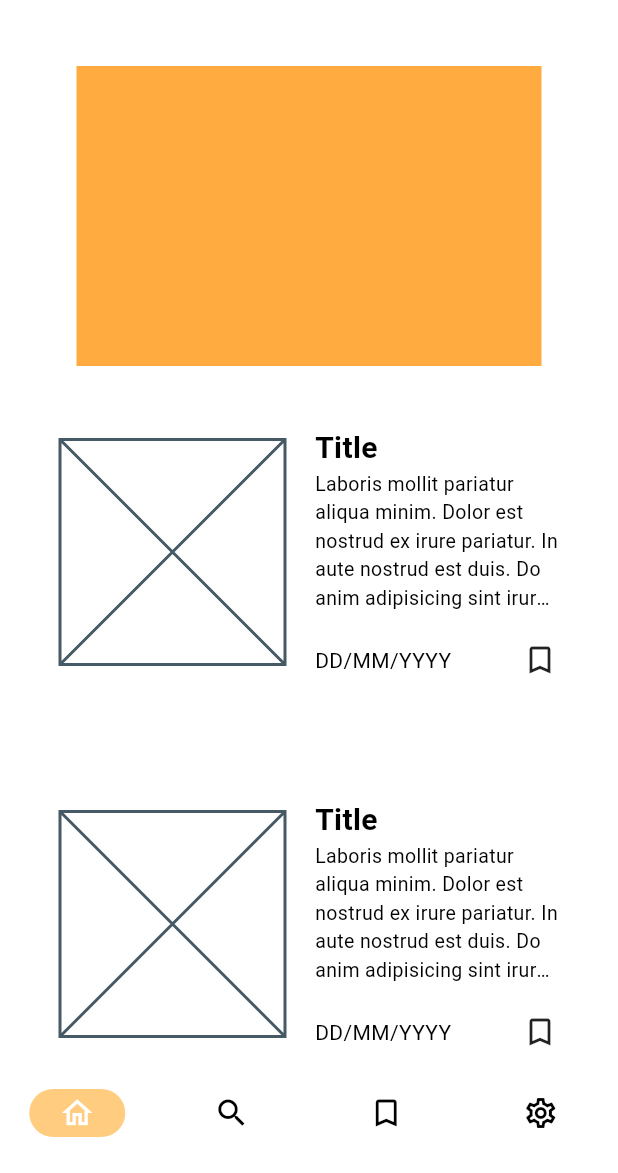
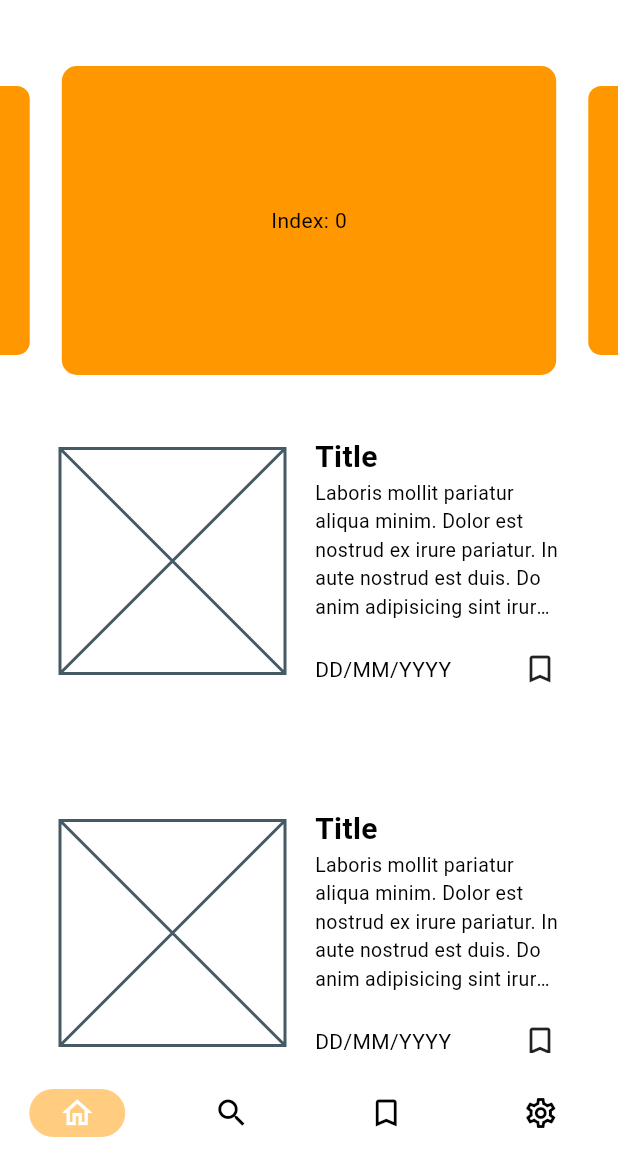
Before and after one commit to santtiagogp/News-Data-App, a Flutter app: the screen it shows after launch, on a phone screen of 412 x 824 dp, the part 63-1236 px from its top. Run offline on Flutter 3.47's test engine with Material 2 defaults, Android fonts, the phone set to English and light mode, and no system bars; drawn by our look-alikes of carousel_slider; our stand-ins replace flutter_bloc.

Commit message:
Carousel functionality added

```diff
--- a/lib/ui/screens/home/home_screen.dart
+++ b/lib/ui/screens/home/home_screen.dart
@@ -1,12 +1,13 @@
 import 'package:flutter/material.dart';
 import 'package:flutter_bloc/flutter_bloc.dart';
-import 'widgets/news_tile.dart';
 
 import '../saved/saved_screen.dart';
 import '../search/search_screen.dart';
 import '../settings/settings_screen.dart';
 import 'cubit/navigation_cubit.dart';
+import 'widgets/home_carousel.dart';
 import 'widgets/home_navbar.dart';
+import 'widgets/news_tile.dart';
 
 class HomeScreen extends StatelessWidget {
   const HomeScreen({super.key});
@@ -55,26 +56,23 @@ class _LastestNews extends StatelessWidget {
 
   @override
   Widget build(BuildContext context) {
+
     return Scaffold(
       appBar: AppBar(
         centerTitle: false,
         title: const Text('News App'),
       ),
 
-      body: SizedBox.expand(
+      body: const SizedBox.expand(
         child: SingleChildScrollView(
           child: Column(
             children: [
 
-              const SizedBox( height: 30, ),
+              SizedBox( height: 30, ),
 
-              Container(
-                width: 310,
-                height: 200,
-                color: Colors.orangeAccent,
-              ),
+              HomeCarousel(),
 
-              const Column(
+              Column(
                 children: [
                   NewsTile(),
                   NewsTile(),
--- /dev/null
+++ b/lib/ui/screens/home/widgets/home_carousel.dart
@@ -0,0 +1,35 @@
+import 'package:carousel_slider/carousel_slider.dart';
+import 'package:flutter/material.dart';
+
+class HomeCarousel extends StatelessWidget {
+  const HomeCarousel({super.key});
+
+  @override
+  Widget build(BuildContext context) {
+
+    final size = MediaQuery.of(context).size;
+
+    return SizedBox(
+      height: size.height * 0.25,
+      width: size.width,
+      child: CarouselSlider.builder(
+        itemBuilder: (context, index, realIndex) {
+          return Container(
+            decoration: BoxDecoration(
+              color: Colors.orange,
+              borderRadius: BorderRadius.circular(10)
+            ),
+            child: Center( child: Text('Index: $index') ),
+          );
+        },
+        itemCount: 5,
+        options: CarouselOptions(
+          animateToClosest: true,
+          autoPlay: true,
+          autoPlayInterval: const Duration( seconds: 15 ),
+          enlargeCenterPage: true,
+        ),
+      ),
+    );
+  }
+}
--- a/pubspec.yaml
+++ b/pubspec.yaml
@@ -12,6 +12,7 @@ dependencies:
   flutter_bloc: ^8.1.3
   path: any
   equatable: ^2.0.5
+  carousel_slider: ^4.2.1
 
 dev_dependencies:
   flutter_test:
```
Also changed, not shown: pubspec.lock.
